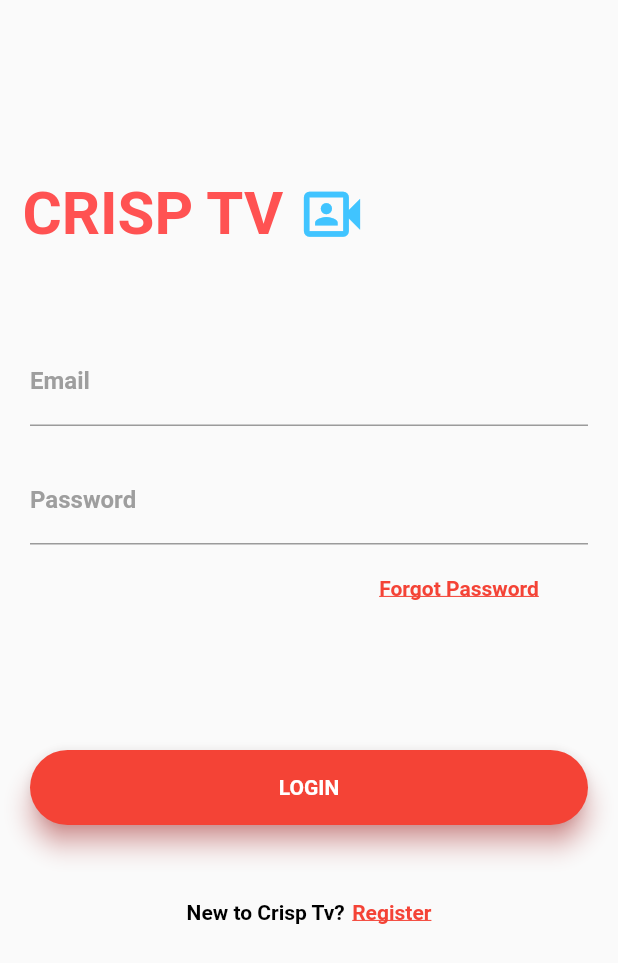
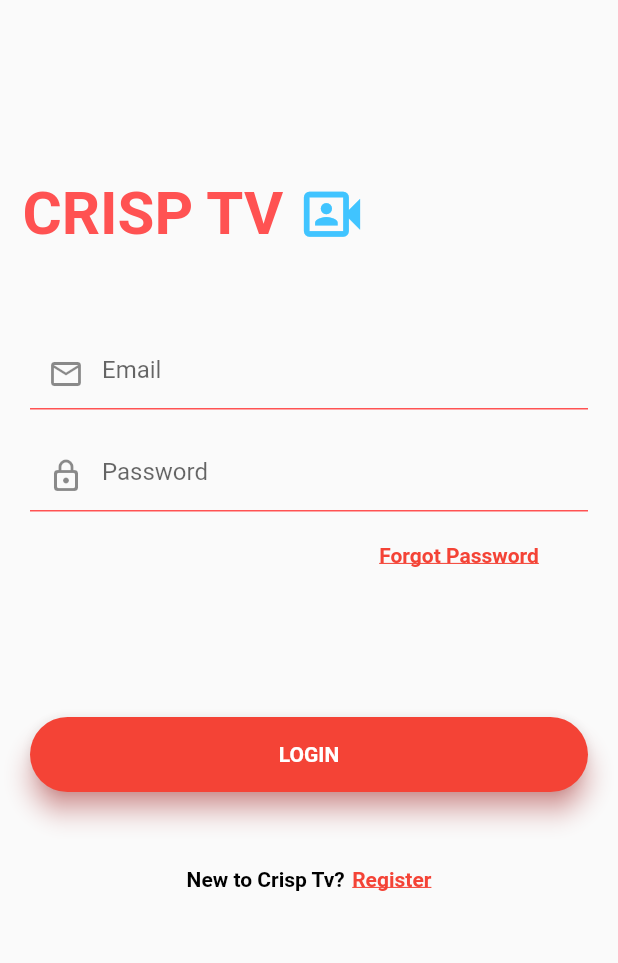
Before and after one commit to viicsoft/Inventory_App, a Flutter app: the screen it shows after launch, after a tap on "LOGIN", on a phone screen of 412 x 824 dp. Shown: the top 963 px of the screen. Run offline on Flutter 3.47's test engine with Material 2 defaults, Android fonts, the phone set to English and light mode, and no system bars.

Commit message:
added validation for email and password

```diff
--- a/lib/ui/authentication/loginScreen.dart
+++ b/lib/ui/authentication/loginScreen.dart
@@ -2,7 +2,7 @@ import 'package:flutter/material.dart';
 //import 'package:viicsoft_inventory_app/models/users.dart';
 //import 'package:viicsoft_inventory_app/ui/authentication/signupScreen.dart';
 //import 'package:viicsoft_inventory_app/ui/homeview.dart';
-import '../../services/apis/user_api.dart';
+//import '../../services/apis/user_api.dart';
 
 import 'package:viicsoft_inventory_app/models/users.dart';
 
@@ -10,22 +10,30 @@ class Login extends StatefulWidget {
   const Login({Key? key}) : super(key: key);
 
   @override
-  State<Login> createState() => _LoginState();
+  _LoginState createState() => _LoginState();
 }
 
-TextEditingController userEmail = TextEditingController();
-TextEditingController userPassword = TextEditingController();
+TextEditingController _emailField = TextEditingController();
+TextEditingController _passwordField = TextEditingController();
 
 class _LoginState extends State<Login> {
 
-  Data requestModel = Data(email: '', pass: '');
+  Data requestModel = Data(email: 'input', pass: 'input');
   final scaffoldKey = GlobalKey<ScaffoldState>();
-  GlobalKey<FormState> globalKey = GlobalKey<FormState>();
+  GlobalKey<FormState> globalFormKey = GlobalKey<FormState>();
 
-  final AuthAPI _authAPI = AuthAPI();
-  final _key = GlobalKey<FormState>();
-  TextEditingController _emailField = TextEditingController();
-  TextEditingController _passwordField = TextEditingController();
+  //final AuthAPI _authAPI = AuthAPI();
+  //final _key = GlobalKey<FormState>();
+
+  @override
+  void initState(){
+    super.initState();
+    requestModel = Data(email: 'input', pass: 'input');
+    setState(() {
+      _emailField = TextEditingController();
+      _passwordField = TextEditingController();
+    });
+  }
 
   @override
   Widget build(BuildContext context) {
@@ -37,6 +45,8 @@ class _LoginState extends State<Login> {
             crossAxisAlignment: CrossAxisAlignment.start,
             children: <Widget>[
               Container(
+                child: Form(
+                  key: globalFormKey,
                 child: Column(
                   children: <Widget>[
                     Row(
@@ -69,22 +79,50 @@ class _LoginState extends State<Login> {
                       child: Column(
                         children: <Widget>[
                           TextFormField(
+                            keyboardType: TextInputType.emailAddress,
                             controller: _emailField,
+                            onSaved: (input) => requestModel.email = input!,
+                            validator: (input) => !(input?.contains('@') ?? false)
+                            ? "Email id should be valid"
+                            : null,
                             decoration: const InputDecoration(
-                              labelText: 'Email',
-                              labelStyle: TextStyle(
-                                  fontWeight: FontWeight.bold,
-                                  color: Colors.grey),
+                              hintText: 'Email',
+                              enabledBorder: UnderlineInputBorder(
+                                borderSide: const BorderSide(
+                                  color: Colors.redAccent,
+                                ),
+                              ),
+                              prefixIcon: Icon(
+                                Icons.email_outlined,
+                              ),
+                              // labelStyle: TextStyle(
+                              //     fontWeight: FontWeight.bold,
+                              //     color: Colors.grey),
                             ),
                           ),
+
+
                           const SizedBox(height: 20.0),
                           TextFormField(
+                            keyboardType: TextInputType.text,
                             controller: _passwordField,
+                            onSaved: (input) => requestModel.pass = input!,
+                            validator: (input) => (input != null && input.length < 5)
+                            ? "Password should be more than 4 characters"
+                            : null,
                             decoration: const InputDecoration(
-                              labelText: 'Password',
-                              labelStyle: TextStyle(
-                                  fontWeight: FontWeight.bold,
-                                  color: Colors.grey),
+                              hintText: 'Password',
+                              enabledBorder: UnderlineInputBorder(
+                                borderSide: BorderSide(
+                                  color: Colors.redAccent,
+                                ),
+                              ),
+                              prefixIcon: Icon(
+                                  Icons.lock_outline_rounded,
+                              ),
+                              // labelStyle: TextStyle(
+                              //     fontWeight: FontWeight.bold,
+                              //     color: Colors.grey),
                             ),
                           ),
                           const SizedBox(height: 6.0),
@@ -106,6 +144,11 @@ class _LoginState extends State<Login> {
                             height: 50.0,
                             child: GestureDetector(
                               onTap: () {
+                                if(globalFormKey.currentState!.validate()) {
+                                  globalFormKey.currentState!.save();
+                                  print(requestModel.toJson());
+                                }
+
                                 // Navigator.push(
                                 //     context,
                                 //     MaterialPageRoute(
@@ -135,6 +178,7 @@ class _LoginState extends State<Login> {
                     )
                   ],
                 ),
+                ),
               ),
               //Expanded(flex: 2,
               // child: Container()),
@@ -152,17 +196,17 @@ class _LoginState extends State<Login> {
                   const SizedBox(width: 5.0),
                   InkWell(
                     onTap: () async {
-                      try {
-                        var req = await _authAPI.login(
-                            _emailField.text, _passwordField.text);
-                        if (req.statusCode == 200) {
-                          print(req.body);
-                        } else {
-                          print("error");
-                        }
-                      } on Exception catch (e) {
-                        print(e.toString());
-                      }
+                      // try {
+                      //   var req = await _authAPI.login(
+                      //       _emailField.text, _passwordField.text);
+                      //   if (req.statusCode == 200) {
+                      //     print(req.body);
+                      //   } else {
+                      //     print("error");
+                      //   }
+                      // } on Exception catch (e) {
+                      //   print(e.toString());
+                      // }
                     },
                     child: const Text(
                       'Register',
@@ -179,5 +223,13 @@ class _LoginState extends State<Login> {
         ],
       ),
     );
+    }
+
+  bool validateAndSave(){
+    final form = globalFormKey.currentState;
+    //if(form?.validate()){
+      return true;
+   // }
+    //return false;
   }
 }
--- a/lib/ui/eventspage.dart
+++ b/lib/ui/eventspage.dart
@@ -1,6 +1,7 @@
 import 'package:flutter/cupertino.dart';
 import 'package:flutter/material.dart';
 
+import '../models/events.dart';
 import '../services/apis/event_api.dart';
 
 class EventsPage extends StatefulWidget {
```
